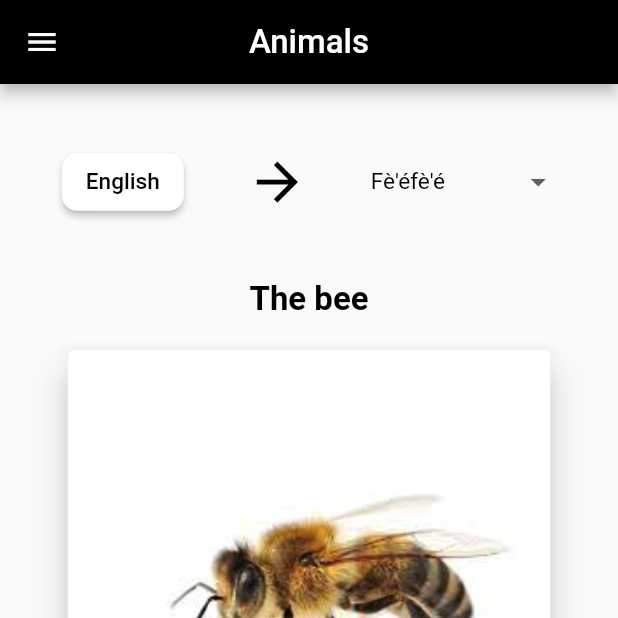
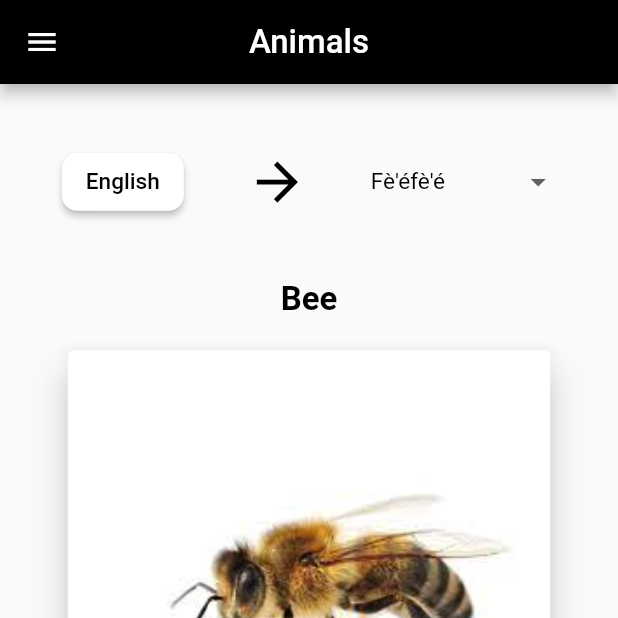
Before and after one commit to noungajo/langue_locale, a Flutter app: the screen it shows after launch, after a tap on "Animals", on a phone screen of 412 x 824 dp, the top half of it. Run offline on Flutter 3.47's test engine with Material 2 defaults, Android fonts, the phone set to English and light mode, and no system bars; drawn by our look-alikes of dropdown_button2; our stand-ins replace animated_text_kit, audioplayers, flutter_svg, get, lottie, sizer; Roboto replaces fonts that are missing (lato).

Commit message:
correction des termes dans le dictionnaire anglais

```diff
--- a/lib/app/internationalisation/i18_en.dart
+++ b/lib/app/internationalisation/i18_en.dart
@@ -1,39 +1,39 @@
 var i18En = {
-  "1": "mom",
+  "1": "Mom",
   "2": "My mother",
-  "3": "yes",
-  "4": "no",
-  "5": "why",
-  "6": "because",
-  "7": "breast",
-  "8": "breasts",
-  "9": "milk",
-  "10": "head",
-  "11": "ears",
-  "12": "eyes",
-  "13": "hand",
-  "14": "mouth",
-  "15": "teeth",
-  "16": "tongue",
-  "17": "foot",
-  "18": "belly",
-  "19": "who is it?",
-  "20": "it's me!",
-  "21": "what is it?",
+  "3": "Yes",
+  "4": "No",
+  "5": "Why",
+  "6": "Because",
+  "7": "Breast",
+  "8": "Breasts",
+  "9": "Milk",
+  "10": "Head",
+  "11": "Ears",
+  "12": "Eyes",
+  "13": "Hand",
+  "14": "Mouth",
+  "15": "Teeth",
+  "16": "Tongue",
+  "17": "Foot",
+  "18": "Belly",
+  "19": "Who is it?",
+  "20": "It's me!",
+  "21": "What is it?",
   "22": "Nothing",
-  "23": "see",
-  "24": "clothing",
-  "25": "water",
-  "26": "drink water",
-  "27": "dog",
-  "28": "come",
-  "29": "snake",
-  "30": "give",
-  "31": "give me",
-  "32": "get out of there!",
-  "33": "laugh",
-  "34": "cry",
-  "35": "be quiet",
+  "23": "See",
+  "24": "Clothing",
+  "25": "Water",
+  "26": "Drink water",
+  "27": "Dog",
+  "28": "Come",
+  "29": "Snake",
+  "30": "Give",
+  "31": "Give me",
+  "32": "Get out of there!",
+  "33": "Laugh",
+  "34": "Cry",
+  "35": "Be quiet",
   "36": "Dad",
   "37": "My father",
   "38": "My brother",
@@ -46,19 +46,13 @@ var i18En = {
   "45": "Glass, cup",
   "46": "Shoes",
   "47": "Hat",
-  "48": "hold",
+  "48": "Hold",
   "49": "Throw",
   "50": "Throw",
   "51": "Applaud",
   "52": "Push",
   "53": "Pull, bring it to you",
   "54": "Come and get it",
-  "55": "Zero",
-  "56": "One",
-  "57": "Two",
-  "58": "Three",
-  "59": "Four",
-  "60": "Five",
   "61": "Sleep",
   "62": "Please",
   "63": "Close",
@@ -131,56 +125,56 @@ var i18En = {
   "max_atteint":"You are at the biggest number",
   "unable_to_load":"System Error : Unable to load this image",
   "empty_translation":"No translation for this word",
-  "abeille": "The bee",
-"chevre": "The goat",
-"aigle": "The eagle",
-"mouche": "The fly",
-"antilope": "The antelope",
-"panthere": "The panther",
-"perdrix": "The partridge",
-"poule": "The hen",
-"queue": "The tail",
-"souris": "The mouse",
-"tortue": "The turtle",
-"vache": "The cow",
-"vipere": "The viper",
-"belier": "The ram",
-"buffle": "The buffalo",
-"boeuf": "The ox",
-"cameleon": "The chameleon",
-"cancrelat": "The cockroach",
-"cheval": "The horse",
-"chien": "The dog",
-"coq": "The rooster",
-"hibou": "The owl",
-"elephant": "The elephant",
-"lievre": "The hare",
-"lion": "The lion",
-"loup": "The wolf",
-"mouton": "The sheep",
-"papillon": "The butterfly",
-"poussin": "The chick",
-"rat": "The rat",
-"renard": "The fox",
-"serpent": "The snake",
-"singe": "The monkey",
-"hippopotame": "The hippopotamus",
-"oeuf": "The egg",
-"oiseau": "The bird",
-"avocat": "The avocado",
-"ananas": "The pineapple",
-"banane": "The banana",
-"citron": "The lemon",
-"corossol": "The soursop",
-"goyave": "The guava",
-"mangue": "The mango",
-"noix_de_coco": "The coconut",
-"orange": "The orange",
-"palmiste": "The palm kernel",
-"papaye": "The papaya",
-"pomme_de_terre": "The potato",
-"prune": "The plum",
-"tomate": "The tomato",
+  "abeille": "Bee",
+"chevre": "Goat",
+"aigle": "Eagle",
+"mouche": "Fly",
+"antilope": "Antelope",
+"panthere": "Panther",
+"perdrix": "Partridge",
+"poule": "Hen",
+"queue": "Tail",
+"souris": "Mouse",
+"tortue": "Turtle",
+"vache": "Cow",
+"vipere": "Viper",
+"belier": "Ram",
+"buffle": "Buffalo",
+"boeuf": "Ox",
+"cameleon": "Chameleon",
+"cancrelat": "Cockroach",
+"cheval": "Horse",
+"chien": "Dog",
+"coq": "Rooster",
+"hibou": "Owl",
+"elephant": "Elephant",
+"lievre": "Hare",
+"lion": "Lion",
+"loup": "Wolf",
+"mouton": "Sheep",
+"papillon": "Butterfly",
+"poussin": "Chick",
+"rat": "Rat",
+"renard": "Fox",
+"serpent": "Snake",
+"singe": "Monkey",
+"hippopotame": "Hippopotamus",
+"oeuf": "Egg",
+"oiseau": "Bird",
+"avocat": "Avocado",
+"ananas": "Pineapple",
+"banane": "Banana",
+"citron": "Lemon",
+"corossol": "Soursop",
+"goyave": "Guava",
+"mangue": "Mango",
+"noix_de_coco": "Coconut",
+"orange": "Orange",
+"palmiste": "Palm kernel",
+"papaye": "Papaya",
+"pomme_de_terre": "Potato",
+"prune": "Plum",
+"tomate": "Tomato",
 
 "corne":"Horn",
   "peau":"Skin",
@@ -194,6 +188,24 @@ var i18En = {
   "zebre":"Zebra",
   "clique_ici":"Click here",
 
+  "2_lonam": "Hello, my big sister Mbouani",
+"3_mbouani": "Hello, my little brother Lonam",
+"4_mbouani": "How are you?",
+"5_lonam": "I'm fine, thank you",
+"6_lonam": "Hi dad",
+"7_papa": "Hi, my child, how are you?",
+"8_lonam": "I'm fine, dad",
+"9_lonam": "And you?",
+"10_papa": "I'm fine, my child",
+"11_mbouani": "Good evening, mom",
+"12_maman": "Good evening, my child, how are you?",
+"13_mbouani": "I'm fine, mom. And you?",
+"14_maman": "I'm fine, my child, thank you",
+"15_mbouani": "Good night, my brother Lonam",
+"16_lonam": "Good night, my sister Mbouani",
+"17_enfants": "Good night, dad, good night, mom",
+"18_parents": "Thank you",
+"19_parents": "Good night to you, my children, until tomorrow",
 
   "1_presentation": "Hi, my sister",
   "2_presentation": "I greet you",
@@ -207,7 +219,7 @@ var i18En = {
   "10_presentation": "And you, where do you live?",
   "11_presentation": "I live in Banoné",
   "12_presentation": "Where are you from?",
-  "13_presentation": "I am from Nwenzhi",
+  "13_presentation": "I am from Nkwè'nzhi",
   "14_presentation": "And you, where are you from?",
   "15_presentation": "I am from Baboutcheu",
   "16_presentation": "How old are you?",
```
